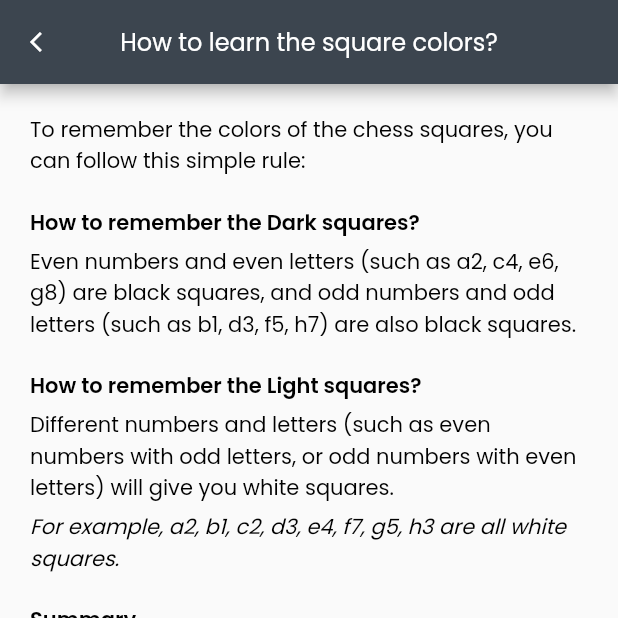
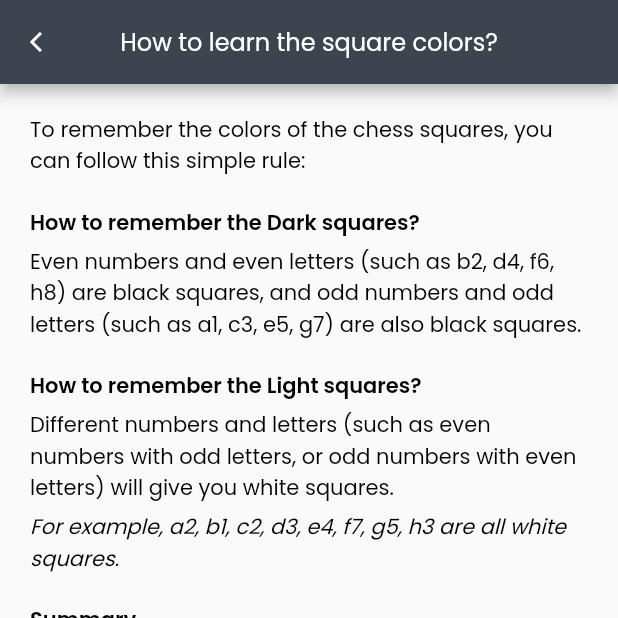
Before and after one commit to dipanshparmar/blindfold-chess, a Flutter app: the LearnSquareColorsPage screen opened by its route, on a phone screen of 412 x 824 dp, the top half of it. Run offline on Flutter 3.47's test engine with Material 2 defaults, Android fonts, the phone set to English and light mode, and no system bars; our stand-ins replace flutter_svg, shared_preferences, sliver_tools, syncfusion_flutter_sliders; missing offline and left inert: syncfusion_flutter_core; accounts and stored records are empty.

```diff
--- a/lib/pages/learn_square_colors_page.dart
+++ b/lib/pages/learn_square_colors_page.dart
@@ -72,7 +72,7 @@ class LearnSquareColorsPage extends StatelessWidget {
             Padding(
               padding: const EdgeInsets.symmetric(horizontal: 20),
               child: Text(
-                'Even numbers and even letters (such as a2, c4, e6, g8) are black squares, and odd numbers and odd letters (such as b1, d3, f5, h7) are also black squares.',
+                'Even numbers and even letters (such as b2, d4, f6, h8) are black squares, and odd numbers and odd letters (such as a1, c3, e5, g7) are also black squares.',
                 style: TextStyle(color: textColor),
               ),
             ),
```
